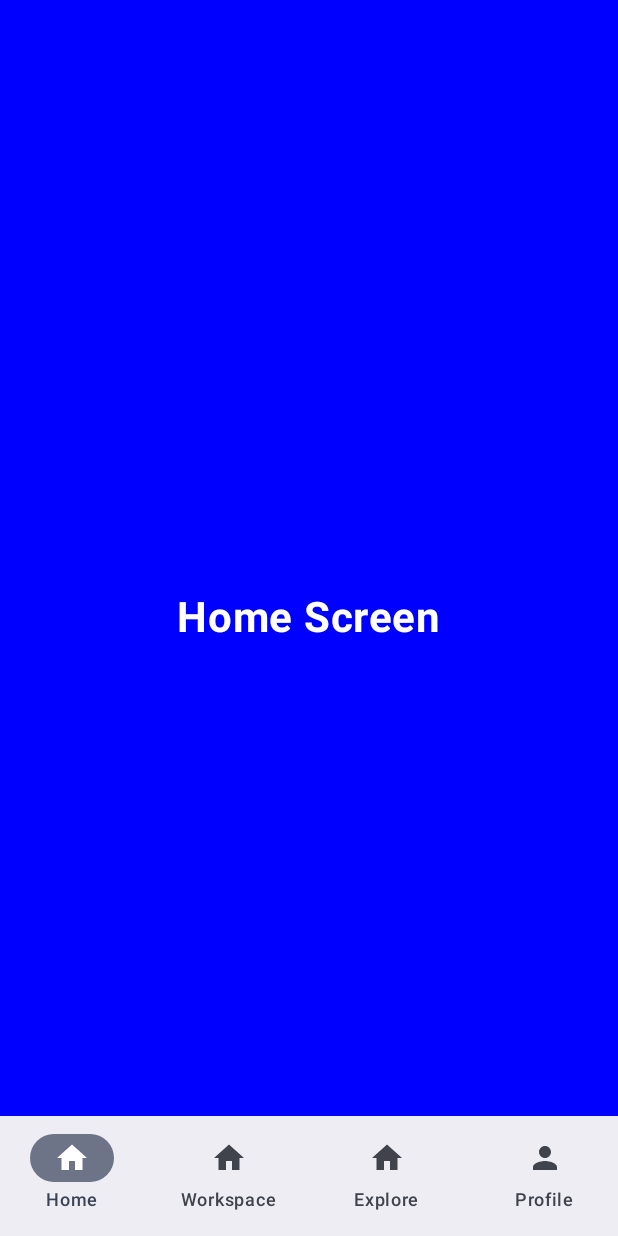
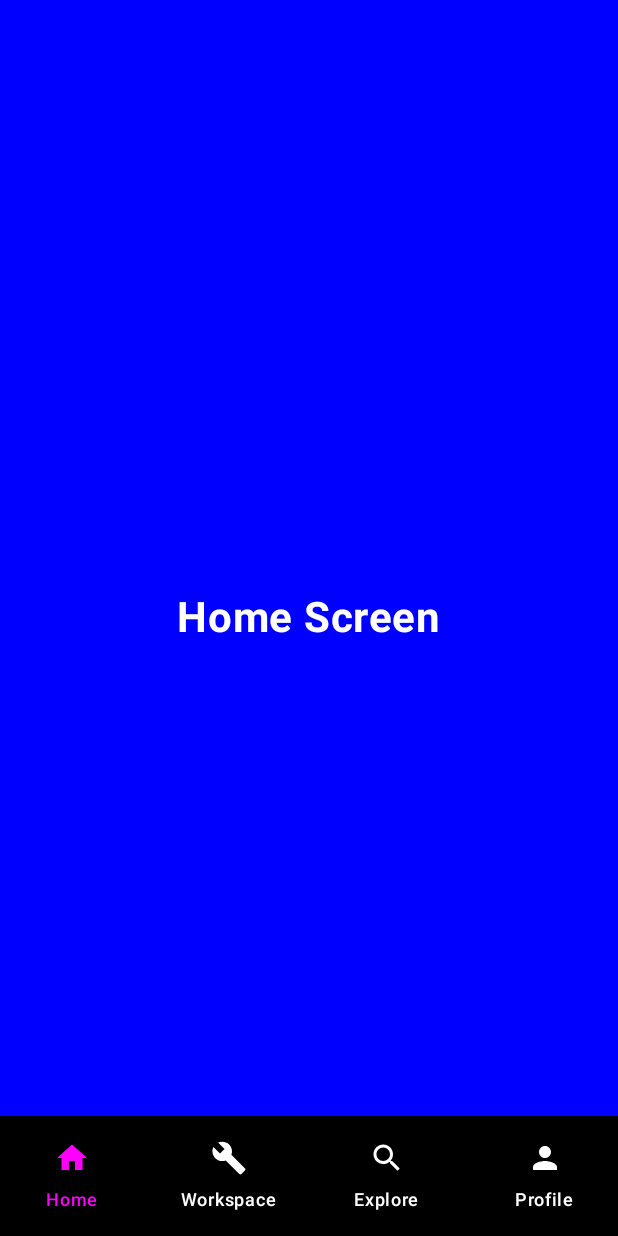
Before and after one commit to RotClub/AREA, an Android app built with Jetpack Compose: the screen it shows after launch (MainActivity), on a phone screen of 412 x 824 dp. Run offline under Robolectric (Android 15) with nearby library versions, the phone set to English and light mode, and no system bars.

Commit message:
ADD: Styling NavBar

```diff
--- a/mobile/app/src/main/java/org/rotclub/area/BottomBarScreen.kt
+++ b/mobile/app/src/main/java/org/rotclub/area/BottomBarScreen.kt
@@ -3,6 +3,8 @@ package org.rotclub.area
 import androidx.compose.material.icons.Icons
 import androidx.compose.material.icons.filled.Home
 import androidx.compose.material.icons.filled.Person
+import androidx.compose.material.icons.filled.Search
+import androidx.compose.material.icons.filled.Build
 import androidx.compose.ui.graphics.vector.ImageVector
 
 sealed class BottomBarScreen(
@@ -18,12 +20,12 @@ sealed class BottomBarScreen(
     object Workspace : BottomBarScreen(
         route = "workspace",
         title = "Workspace",
-        icon = Icons.Default.Home
+        icon = Icons.Default.Build
     )
     object Explore : BottomBarScreen(
         route = "explore",
         title = "Explore",
-        icon = Icons.Default.Home
+        icon = Icons.Default.Search
     )
     data object Profile : BottomBarScreen(
         route = "profile",
--- a/mobile/app/src/main/java/org/rotclub/area/MainScreen.kt
+++ b/mobile/app/src/main/java/org/rotclub/area/MainScreen.kt
@@ -5,10 +5,12 @@ import androidx.compose.foundation.layout.RowScope
 import androidx.compose.material3.Icon
 import androidx.compose.material3.NavigationBar
 import androidx.compose.material3.NavigationBarItem
+import androidx.compose.material3.NavigationBarItemColors
 import androidx.compose.material3.Scaffold
 import androidx.compose.material3.Text
 import androidx.compose.runtime.Composable
 import androidx.compose.runtime.getValue
+import androidx.compose.ui.graphics.Color
 import androidx.navigation.NavDestination
 import androidx.navigation.NavDestination.Companion.hierarchy
 import androidx.navigation.NavHostController
@@ -37,9 +39,16 @@ fun BottomBar(navController: NavHostController) {
     val navBackStackEntry by navController.currentBackStackEntryAsState()
     val currentDestination = navBackStackEntry?.destination
 
-    NavigationBar {
+    NavigationBar (
+        containerColor = Color.Black,
+        contentColor = Color.Magenta,
+    ) {
         screens.forEach { screen ->
-            AddItems(screen = screen, currentDestination = currentDestination, navController = navController)
+            AddItems(
+                screen = screen,
+                currentDestination = currentDestination,
+                navController = navController
+            )
         }
     }
 }
@@ -54,6 +63,15 @@ fun RowScope.AddItems(
         label = { Text(text = screen.title) },
         icon = { Icon(imageVector = screen.icon, contentDescription = "Navigation Icon") },
         selected = currentDestination?.hierarchy?.any { it.route == screen.route } == true,
+        colors = NavigationBarItemColors(
+            selectedIconColor = Color.Magenta,
+            selectedTextColor = Color.Magenta,
+            selectedIndicatorColor = Color.Black,
+            unselectedIconColor = Color.White,
+            unselectedTextColor = Color.White,
+            disabledIconColor = Color.Gray,
+            disabledTextColor = Color.Gray
+        ),
         onClick = {
             navController.navigate(screen.route)
         }
```
